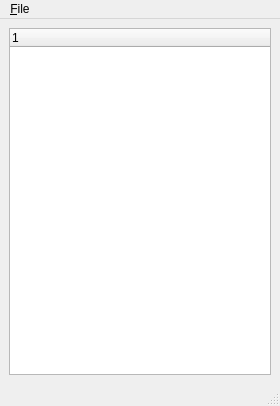
This is apps/isisPropertyViewer/forms/isisPropertyViewer.ui in isis-group/isis as Qt 5 draws it before an edit. The edited form follows.
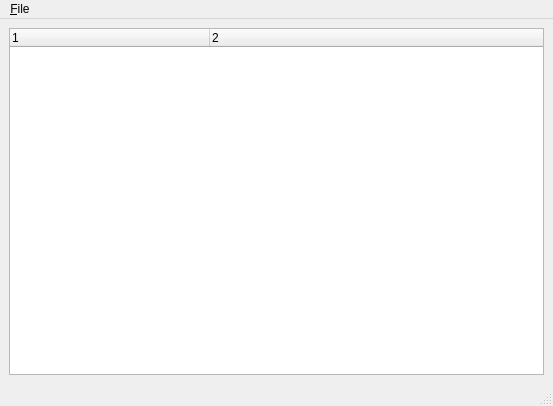
This is the edited form.

Commit message: add rudimentary functionality to isisPropertyViewer

The edit to the form file:
```diff
--- a/apps/isisPropertyViewer/forms/isisPropertyViewer.ui
+++ b/apps/isisPropertyViewer/forms/isisPropertyViewer.ui
@@ -6,7 +6,7 @@
    <rect>
     <x>0</x>
     <y>0</y>
-    <width>280</width>
+    <width>553</width>
     <height>406</height>
    </rect>
   </property>
@@ -17,11 +17,25 @@
    <layout class="QVBoxLayout" name="verticalLayout">
     <item>
      <widget class="QTreeWidget" name="treeWidget">
+      <property name="columnCount">
+       <number>2</number>
+      </property>
+      <attribute name="headerDefaultSectionSize">
+       <number>200</number>
+      </attribute>
+      <attribute name="headerDefaultSectionSize">
+       <number>200</number>
+      </attribute>
       <column>
        <property name="text">
         <string notr="true">1</string>
        </property>
       </column>
+      <column>
+       <property name="text">
+        <string notr="true">2</string>
+       </property>
+      </column>
      </widget>
     </item>
    </layout>
@@ -31,7 +45,7 @@
     <rect>
      <x>0</x>
      <y>0</y>
-     <width>280</width>
+     <width>553</width>
      <height>22</height>
     </rect>
    </property>
```
The commit also changes 2 other files.
